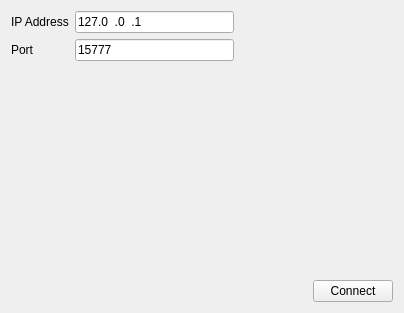
Before: the Qt Designer form client/src/windows/connect_window.ui in lPrimemaster/DCScan-GUI, drawn with Qt 5.
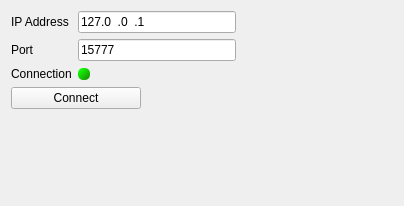
After: the same form once the commit is applied. Custom widgets are drawn as their Qt base class.

What changed in the file:
```diff
--- a/client/src/windows/connect_window.ui
+++ b/client/src/windows/connect_window.ui
@@ -7,7 +7,7 @@
     <x>0</x>
     <y>0</y>
     <width>404</width>
-    <height>313</height>
+    <height>206</height>
    </rect>
   </property>
   <property name="windowTitle">
@@ -18,13 +18,6 @@
     <layout class="QVBoxLayout" name="verticalLayout">
      <item>
       <layout class="QGridLayout" name="gridLayout">
-       <item row="0" column="0">
-        <widget class="QLabel" name="label">
-         <property name="text">
-          <string>IP Address</string>
-         </property>
-        </widget>
-       </item>
        <item row="0" column="1">
         <widget class="QLineEdit" name="lineEdit">
          <property name="inputMask">
@@ -35,6 +28,16 @@
          </property>
         </widget>
        </item>
+       <item row="0" column="0">
+        <widget class="QLabel" name="label">
+         <property name="enabled">
+          <bool>true</bool>
+         </property>
+         <property name="text">
+          <string>IP Address</string>
+         </property>
+        </widget>
+       </item>
        <item row="0" column="2">
         <spacer name="horizontalSpacer">
          <property name="orientation">
@@ -65,49 +68,89 @@
          </property>
         </widget>
        </item>
+       <item row="2" column="0">
+        <widget class="QLabel" name="label_3">
+         <property name="text">
+          <string>Connection</string>
+         </property>
+        </widget>
+       </item>
+       <item row="2" column="1">
+        <widget class="QIndicator" name="status_led">
+         <property name="maximumSize">
+          <size>
+           <width>12</width>
+           <height>12</height>
+          </size>
+         </property>
+         <property name="styleSheet">
+          <string notr="true">QLabel {
+	color: white;
+border-radius: 5px;
+background-color: qlineargradient(spread:pad, x1:0.145, y1:0.16, x2:1, y2:1, stop:0 rgba(20, 252, 7, 255), stop:1 rgba(25, 134, 5, 255));
+}</string>
+         </property>
+         <property name="text">
+          <string/>
+         </property>
+        </widget>
+       </item>
       </layout>
      </item>
-     <item>
-      <spacer name="verticalSpacer">
-       <property name="orientation">
-        <enum>Qt::Vertical</enum>
-       </property>
-       <property name="sizeHint" stdset="0">
-        <size>
-         <width>20</width>
-         <height>40</height>
-        </size>
-       </property>
-      </spacer>
-     </item>
      <item>
       <layout class="QHBoxLayout" name="horizontalLayout_2">
-       <item>
-        <spacer name="horizontalSpacer_2">
-         <property name="orientation">
-          <enum>Qt::Horizontal</enum>
-         </property>
-         <property name="sizeHint" stdset="0">
-          <size>
-           <width>40</width>
-           <height>20</height>
-          </size>
-         </property>
-        </spacer>
-       </item>
        <item>
         <widget class="QPushButton" name="remote_connect_button">
+         <property name="minimumSize">
+          <size>
+           <width>130</width>
+           <height>0</height>
+          </size>
+         </property>
          <property name="text">
           <string>Connect</string>
          </property>
         </widget>
        </item>
+       <item>
+        <spacer name="horizontalSpacer_2">
+         <property name="orientation">
+          <enum>Qt::Horizontal</enum>
+         </property>
+         <property name="sizeHint" stdset="0">
+          <size>
+           <width>40</width>
+           <height>20</height>
+          </size>
+         </property>
+        </spacer>
+       </item>
       </layout>
      </item>
     </layout>
    </item>
+   <item>
+    <spacer name="verticalSpacer">
+     <property name="orientation">
+      <enum>Qt::Vertical</enum>
+     </property>
+     <property name="sizeHint" stdset="0">
+      <size>
+       <width>20</width>
+       <height>40</height>
+      </size>
+     </property>
+    </spacer>
+   </item>
   </layout>
  </widget>
+ <customwidgets>
+  <customwidget>
+   <class>QIndicator</class>
+   <extends>QLabel</extends>
+   <header>src/extras/qindicator.h</header>
+  </customwidget>
+ </customwidgets>
  <resources/>
  <connections/>
 </ui>
```
